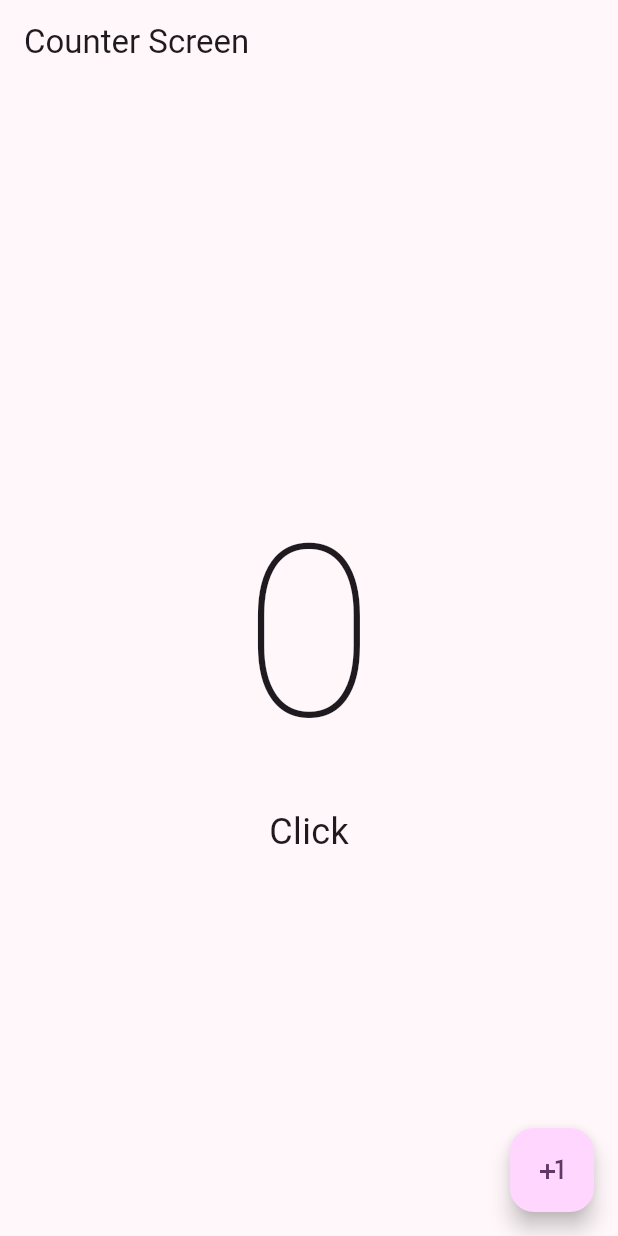
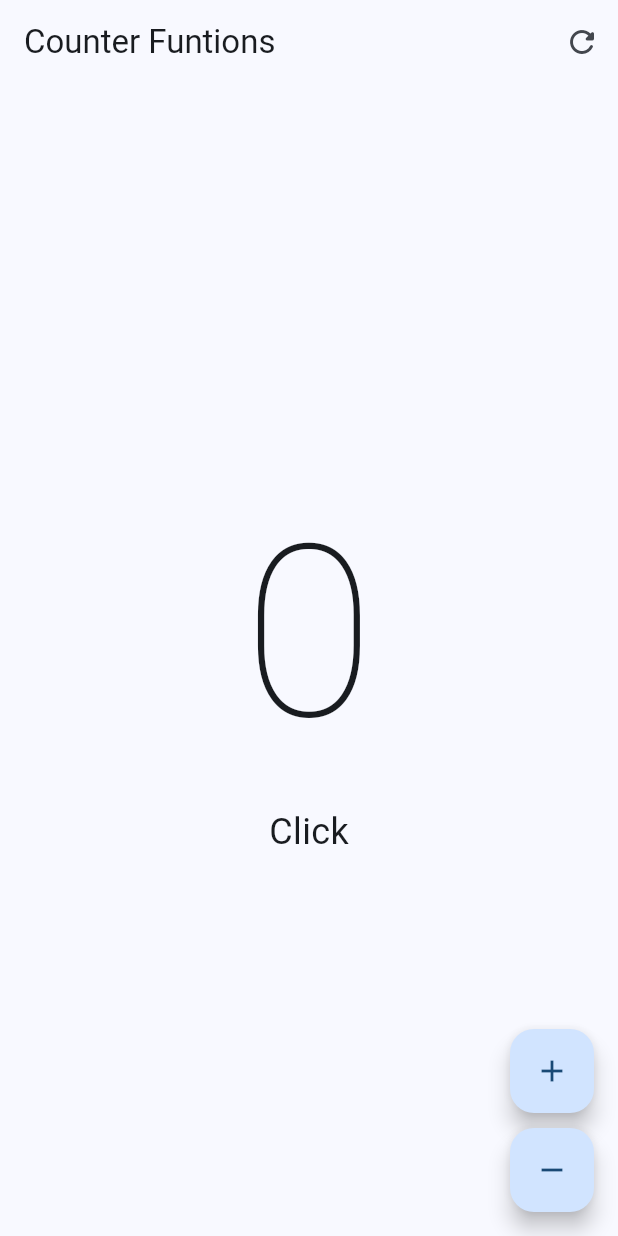
Before and after one commit to wcordova/CursoFlutter, a Flutter app: the screen it shows after launch, on a phone screen of 412 x 824 dp. Run offline on Flutter 3.47's test engine with Material 3 defaults, Android fonts, the phone set to English and light mode, and no system bars.

Commit message:
chore: probando floatingActionButton

```diff
--- a/hello_world/lib/main.dart
+++ b/hello_world/lib/main.dart
@@ -1,5 +1,5 @@
 import 'package:flutter/material.dart';
-import 'package:hello_world/src/screens/counter/counter_screen.dart';
+import 'package:hello_world/src/screens/counter/counter_funtions_screen.dart';
 
 void main() {
   runApp(MyApp());
@@ -15,11 +15,11 @@ class MyApp extends StatelessWidget {
       debugShowCheckedModeBanner: false,
       theme: ThemeData(
         useMaterial3: true,
-        colorSchemeSeed: Colors.purple
+        colorSchemeSeed: Colors.blue
       ),
       home: Scaffold(
         body: Center(
-          child: CounterScreen(),
+          child: CounterFuntionsScreen(),
         ),
       )
     );
--- /dev/null
+++ b/hello_world/lib/src/screens/counter/counter_funtions_screen.dart
@@ -0,0 +1,71 @@
+import 'package:flutter/material.dart';
+
+class CounterFuntionsScreen extends StatefulWidget {
+  const CounterFuntionsScreen({super.key});
+
+  @override
+  State<CounterFuntionsScreen> createState() => _CounterFuntionsScreenState();
+}
+
+class _CounterFuntionsScreenState extends State<CounterFuntionsScreen> {
+  int clickCounter = 0;
+
+  @override
+  Widget build(BuildContext context) {
+    return Scaffold(
+      appBar: AppBar(
+        title: const Text('Counter Funtions'),
+        // leading: IconButton(onPressed: () {
+
+        // }, icon: Icon(Icons.refresh_rounded)),
+        actions: [
+          IconButton(
+            onPressed: () {
+              setState(() {
+                clickCounter = 0;
+              });
+            },
+            icon: const Icon(Icons.refresh_rounded)
+          ),
+        ],
+        elevation: 0,
+      ),
+      body: Center(
+        child: Column(
+          mainAxisAlignment: MainAxisAlignment.center,
+          children: [
+            Text(
+              '$clickCounter',
+              style: const TextStyle(fontSize: 160, fontWeight: FontWeight.w100),
+            ),Text(
+              clickCounter > 1 ? 'Clicks': 'Click',
+              style: const TextStyle(fontSize: 24)
+            )
+          ],
+        ),
+      ),
+      floatingActionButton: Column(
+        mainAxisAlignment: MainAxisAlignment.end,
+        children: [
+          FloatingActionButton(
+            onPressed: () {
+              setState(() {
+                clickCounter++;
+              });
+            },
+            child: const Icon(Icons.add),
+          ),
+          const SizedBox(height: 10),
+          FloatingActionButton(
+            onPressed: () {
+              setState(() {
+                if(clickCounter > 0) clickCounter--;
+              });
+            },
+            child: const Icon(Icons.remove),
+          ),
+        ],
+      ),
+    );
+  }
+}
```
Also changed, not shown: hello_world/lib/src/screens/counter/counter_screen.dart (line endings or trailing spaces).
